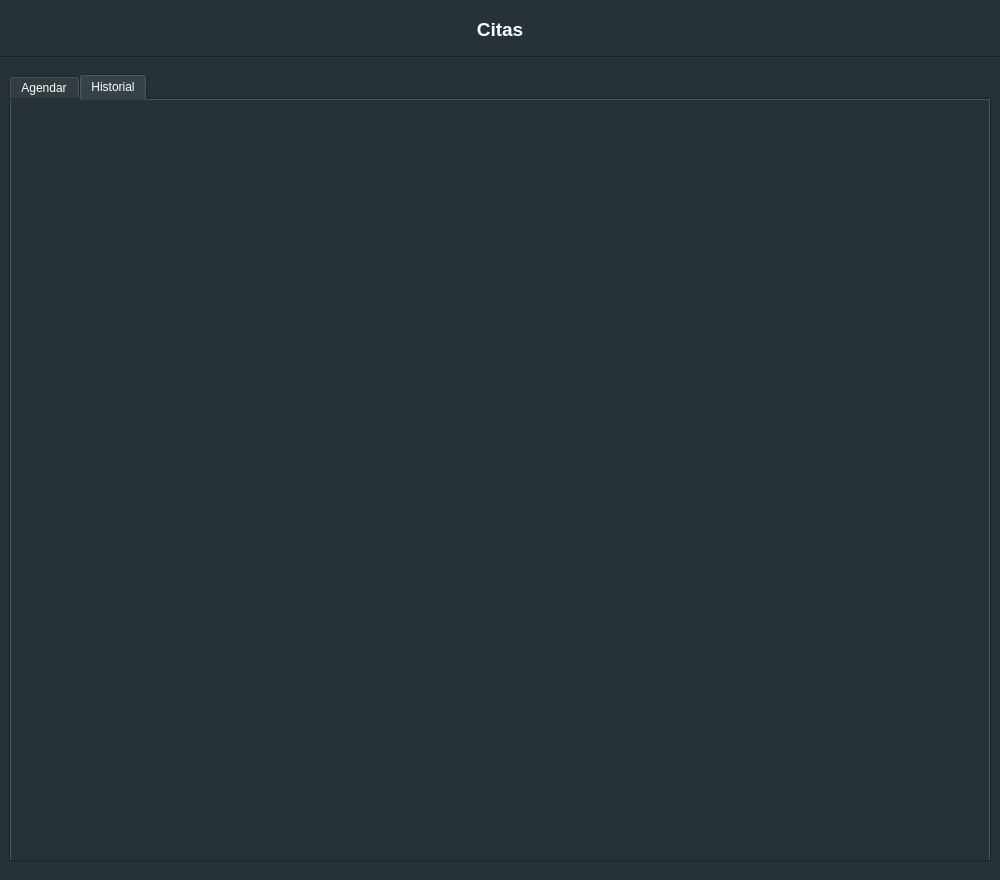
This is ui/paciente_cita_dialog.ui in hm2206/strong_teeth as Qt 5 draws it before an edit. The edited form follows.
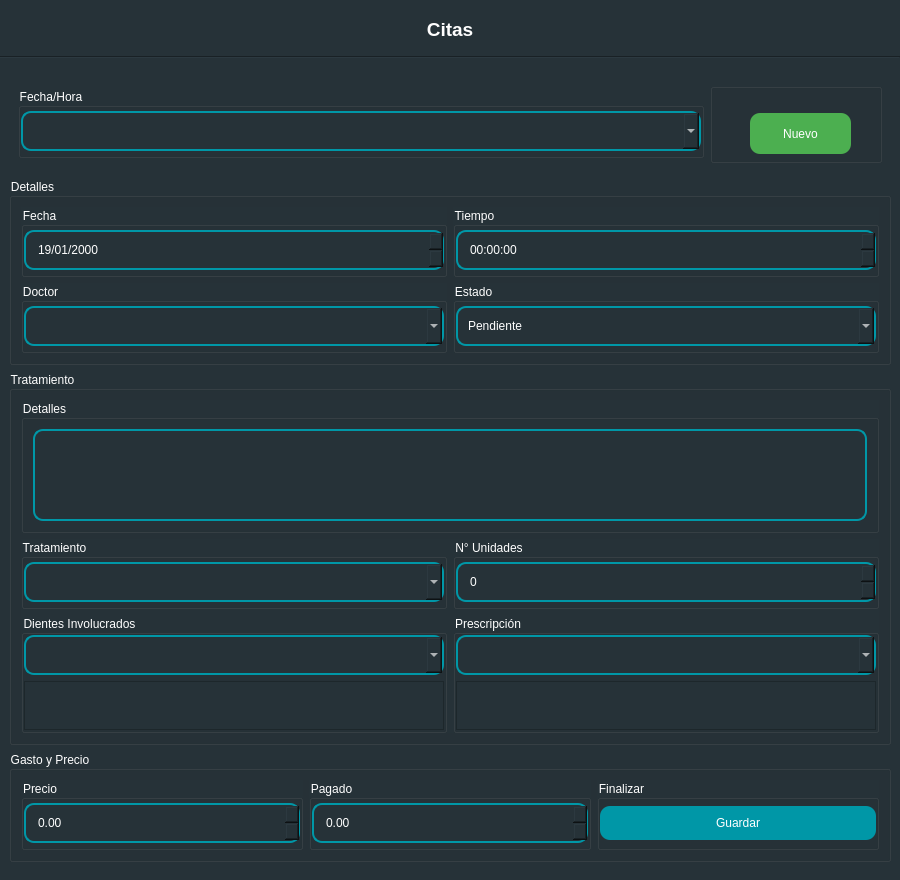
This is the edited form. The open tabs and pages were chosen to show the change.

What changed in the file:
```diff
--- a/ui/paciente_cita_dialog.ui
+++ b/ui/paciente_cita_dialog.ui
@@ -9,20 +9,20 @@
    <rect>
     <x>0</x>
     <y>0</y>
-    <width>1000</width>
+    <width>900</width>
     <height>880</height>
    </rect>
   </property>
   <property name="minimumSize">
    <size>
-    <width>1000</width>
+    <width>900</width>
     <height>880</height>
    </size>
   </property>
   <property name="maximumSize">
    <size>
-    <width>1000</width>
-    <height>880</height>
+    <width>900</width>
+    <height>918</height>
    </size>
   </property>
   <property name="windowTitle">
@@ -204,20 +204,93 @@
         <property name="frameShadow">
          <enum>QFrame::Raised</enum>
         </property>
-        <layout class="QHBoxLayout" name="horizontalLayout_2" stretch="0">
+        <layout class="QVBoxLayout" name="verticalLayout_3">
          <item>
-          <widget class="QTabWidget" name="tabWidget">
+          <widget class="QFrame" name="frame_2">
+           <property name="frameShape">
+            <enum>QFrame::NoFrame</enum>
+           </property>
+           <property name="frameShadow">
+            <enum>QFrame::Raised</enum>
+           </property>
+           <layout class="QGridLayout" name="gridLayout_4" columnstretch="8,2">
+            <item row="0" column="0">
+             <widget class="QGroupBox" name="groupBox_16">
+              <property name="minimumSize">
+               <size>
+                <width>0</width>
+                <height>70</height>
+               </size>
+              </property>
+              <property name="maximumSize">
+               <size>
+                <width>16777215</width>
+                <height>70</height>
+               </size>
+              </property>
+              <property name="title">
+               <string>Fecha/Hora</string>
+              </property>
+              <layout class="QVBoxLayout" name="verticalLayout_17">
+               <property name="spacing">
+                <number>0</number>
+               </property>
+               <property name="leftMargin">
+                <number>0</number>
+               </property>
+               <property name="topMargin">
+                <number>0</number>
+               </property>
+               <property name="rightMargin">
+                <number>0</number>
+               </property>
+               <property name="bottomMargin">
+                <number>0</number>
+               </property>
+               <item>
+                <widget class="QComboBox" name="comboBox"/>
+               </item>
+              </layout>
+             </widget>
+            </item>
+            <item row="0" column="1">
+             <widget class="QGroupBox" name="groupBox_17">
+              <property name="minimumSize">
+               <size>
+                <width>0</width>
+                <height>80</height>
+               </size>
+              </property>
+              <property name="maximumSize">
+               <size>
+                <width>16777215</width>
+                <height>80</height>
+               </size>
+              </property>
+              <property name="title">
+               <string/>
+              </property>
+              <widget class="QPushButton" name="pushButton">
+               <property name="geometry">
+                <rect>
+                 <x>40</x>
+                 <y>30</y>
+                 <width>101</width>
+                 <height>41</height>
+                </rect>
+               </property>
            <property name="styleSheet">
-            <string notr="true">color: white;</string>
-           </property>
-           <property name="currentIndex">
-            <number>0</number>
-           </property>
-           <widget class="QWidget" name="tab">
-            <attribute name="title">
-             <string>Agendar</string>
-            </attribute>
-            <layout class="QVBoxLayout" name="verticalLayout_3" stretch="3,6,2">
+                <string notr="true">background-color: #4caf50;</string>
+               </property>
+               <property name="text">
+                <string>Nuevo</string>
+               </property>
+              </widget>
+             </widget>
+            </item>
+           </layout>
+          </widget>
+         </item>
              <item>
               <widget class="QGroupBox" name="groupBox">
                <property name="title">
@@ -721,119 +794,6 @@
                  </widget>
                 </item>
                </layout>
-              </widget>
-             </item>
-            </layout>
-           </widget>
-           <widget class="QWidget" name="tab_2">
-            <attribute name="title">
-             <string>Historial</string>
-            </attribute>
-            <layout class="QVBoxLayout" name="verticalLayout_17">
-             <item>
-              <widget class="QTableWidget" name="table">
-               <property name="enabled">
-                <bool>true</bool>
-               </property>
-               <property name="sizePolicy">
-                <sizepolicy hsizetype="Expanding" vsizetype="Expanding">
-                 <horstretch>0</horstretch>
-                 <verstretch>0</verstretch>
-                </sizepolicy>
-               </property>
-               <property name="styleSheet">
-                <string notr="true">color: #cfd8dc;</string>
-               </property>
-               <property name="frameShape">
-                <enum>QFrame::NoFrame</enum>
-               </property>
-               <property name="verticalScrollBarPolicy">
-                <enum>Qt::ScrollBarAsNeeded</enum>
-               </property>
-               <property name="sizeAdjustPolicy">
-                <enum>QAbstractScrollArea::AdjustToContents</enum>
-               </property>
-               <property name="editTriggers">
-                <set>QAbstractItemView::NoEditTriggers</set>
-               </property>
-               <property name="alternatingRowColors">
-                <bool>false</bool>
-               </property>
-               <property name="textElideMode">
-                <enum>Qt::ElideMiddle</enum>
-               </property>
-               <property name="verticalScrollMode">
-                <enum>QAbstractItemView::ScrollPerItem</enum>
-               </property>
-               <property name="showGrid">
-                <bool>true</bool>
-               </property>
-               <property name="gridStyle">
-                <enum>Qt::SolidLine</enum>
-               </property>
-               <property name="sortingEnabled">
-                <bool>true</bool>
-               </property>
-               <property name="cornerButtonEnabled">
-                <bool>false</bool>
-               </property>
-               <property name="rowCount">
-                <number>0</number>
-               </property>
-               <property name="columnCount">
-                <number>4</number>
-               </property>
-               <attribute name="horizontalHeaderVisible">
-                <bool>false</bool>
-               </attribute>
-               <attribute name="horizontalHeaderCascadingSectionResizes">
-                <bool>false</bool>
-               </attribute>
-               <attribute name="horizontalHeaderMinimumSectionSize">
-                <number>150</number>
-               </attribute>
-               <attribute name="horizontalHeaderDefaultSectionSize">
-                <number>150</number>
-               </attribute>
-               <attribute name="horizontalHeaderShowSortIndicator" stdset="0">
-                <bool>true</bool>
-               </attribute>
-               <attribute name="horizontalHeaderStretchLastSection">
-                <bool>true</bool>
-               </attribute>
-               <attribute name="verticalHeaderVisible">
-                <bool>false</bool>
-               </attribute>
-               <attribute name="verticalHeaderHighlightSections">
-                <bool>true</bool>
-               </attribute>
-               <attribute name="verticalHeaderShowSortIndicator" stdset="0">
-                <bool>true</bool>
-               </attribute>
-               <column>
-                <property name="text">
-                 <string>#ID</string>
-                </property>
-               </column>
-               <column>
-                <property name="text">
-                 <string>Persona</string>
-                </property>
-               </column>
-               <column>
-                <property name="text">
-                 <string>Turno</string>
-                </property>
-               </column>
-               <column>
-                <property name="text">
-                 <string>N° Essalud</string>
-                </property>
-               </column>
-              </widget>
-             </item>
-            </layout>
-           </widget>
           </widget>
          </item>
         </layout>
```
Lines whose indentation alone changed are shown as unchanged.
